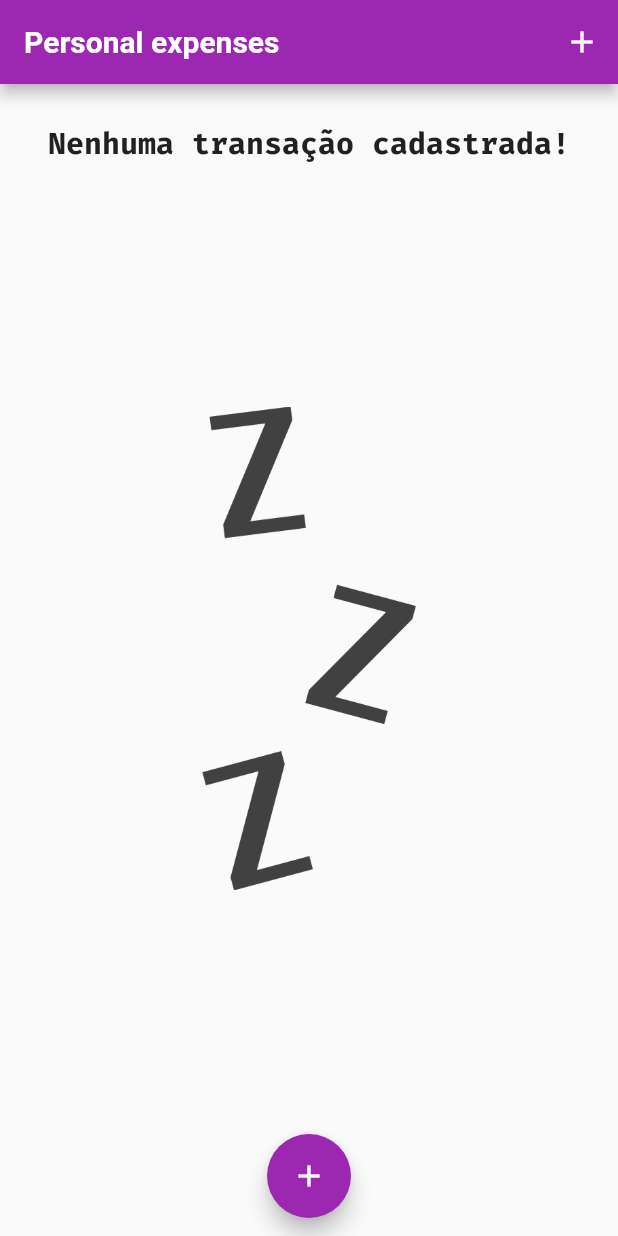
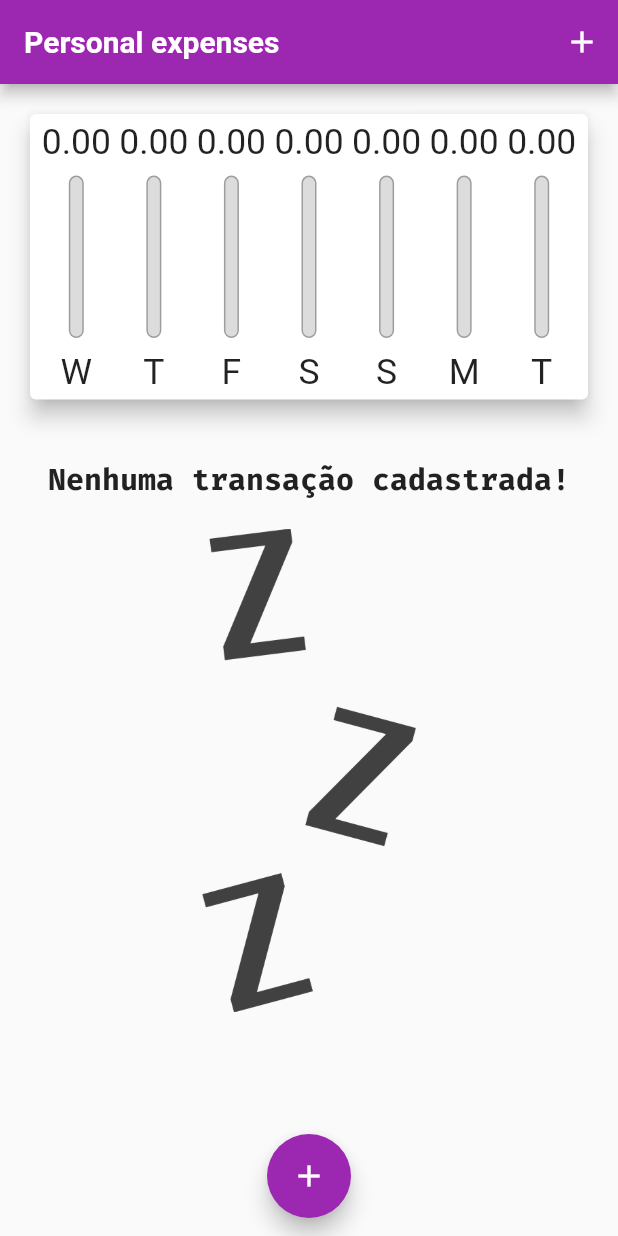
Before and after one commit to EAbeier/ExpensesControlApp, a Flutter app: the screen it shows after launch, on a phone screen of 412 x 824 dp. Run offline on Flutter 3.47's test engine with Material 2 defaults, Android fonts, the phone set to English and light mode, and no system bars.

Commit message:
Responsibility adjustments

```diff
--- a/lib/components/transaction_list.dart
+++ b/lib/components/transaction_list.dart
@@ -15,19 +15,16 @@ class TransactionList extends StatelessWidget {
             builder: (ctx, constraints) {
               return Column(
                 children: [
-                  SizedBox(height: constraints.maxHeight * 0.05),
-                  Container(
-                    height: constraints.maxHeight * 0.3,
-                    child: Text(
-                      'Nenhuma transação cadastrada!',
-                      style: TextStyle(
-                        fontWeight: FontWeight.bold,
-                        fontFamily: 'Fira Code',
-                        fontSize: 20,
-                      ),
+                  SizedBox(height: 20),
+                  Text(
+                    'Nenhuma transação cadastrada!',
+                    style: TextStyle(
+                      fontWeight: FontWeight.bold,
+                      fontFamily: 'Fira Code',
+                      fontSize: 20,
                     ),
                   ),
-                  SizedBox(height: constraints.maxHeight * 0.05),
+                  SizedBox(height: 20),
                   Container(
                     height: constraints.maxHeight * 0.6,
                     child: Image.asset(
--- a/lib/main.dart
+++ b/lib/main.dart
@@ -88,6 +88,15 @@ class _MyHomePageState extends State<MyHomePage> {
     final appBar = AppBar(
       title: Text('Personal expenses'),
       actions: <Widget>[
+        if (isLandscape)
+          IconButton(
+            icon: Icon(_chartIsShowed ? Icons.list : Icons.show_chart),
+            onPressed: () {
+              setState(() {
+                _chartIsShowed = !_chartIsShowed;
+              });
+            },
+          ),
         IconButton(
           icon: Icon(Icons.add),
           onPressed: () => _openTransactionFormModal(context),
@@ -105,30 +114,16 @@ class _MyHomePageState extends State<MyHomePage> {
         child: Column(
           crossAxisAlignment: CrossAxisAlignment.stretch,
           children: <Widget>[
-            if (isLandscape)
-              Row(
-                mainAxisAlignment: MainAxisAlignment.center,
-                children: [
-                  Text('Exibir gráfico.'),
-                  Switch(
-                    value: _chartIsShowed,
-                    onChanged: (value) {
-                      setState(() {
-                        _chartIsShowed = value;
-                      });
-                    },
-                  ),
-                ],
+            if (_chartIsShowed || !isLandscape)
+              Container(
+                height: availableHeight * (isLandscape ? 0.70 : 0.30),
+                child: Chart(_recentTransactions),
               ),
-            _chartIsShowed
-                ? Container(
-                    height: availableHeight * 0.30,
-                    child: Chart(_recentTransactions),
-                  )
-                : Container(
-                    height: availableHeight * 0.70,
-                    child: TransactionList(_transactions, _removeTransAction),
-                  ),
+            if (!_chartIsShowed || !isLandscape)
+              Container(
+                height: availableHeight * 0.70,
+                child: TransactionList(_transactions, _removeTransAction),
+              ),
           ],
         ),
       ),
```
